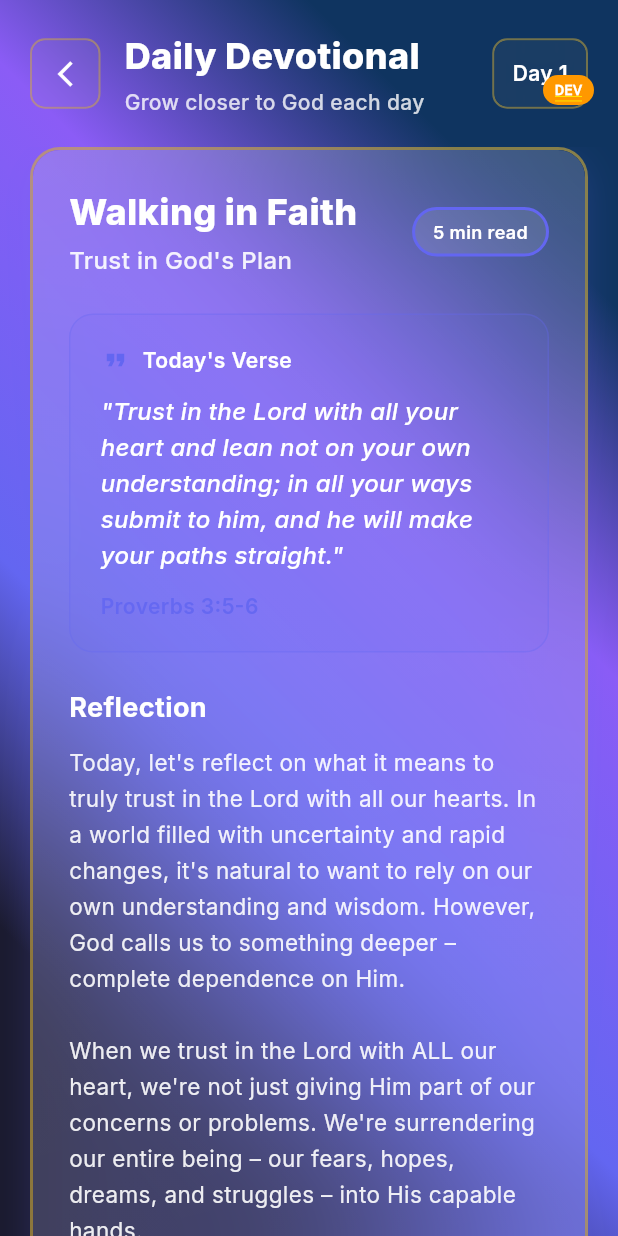
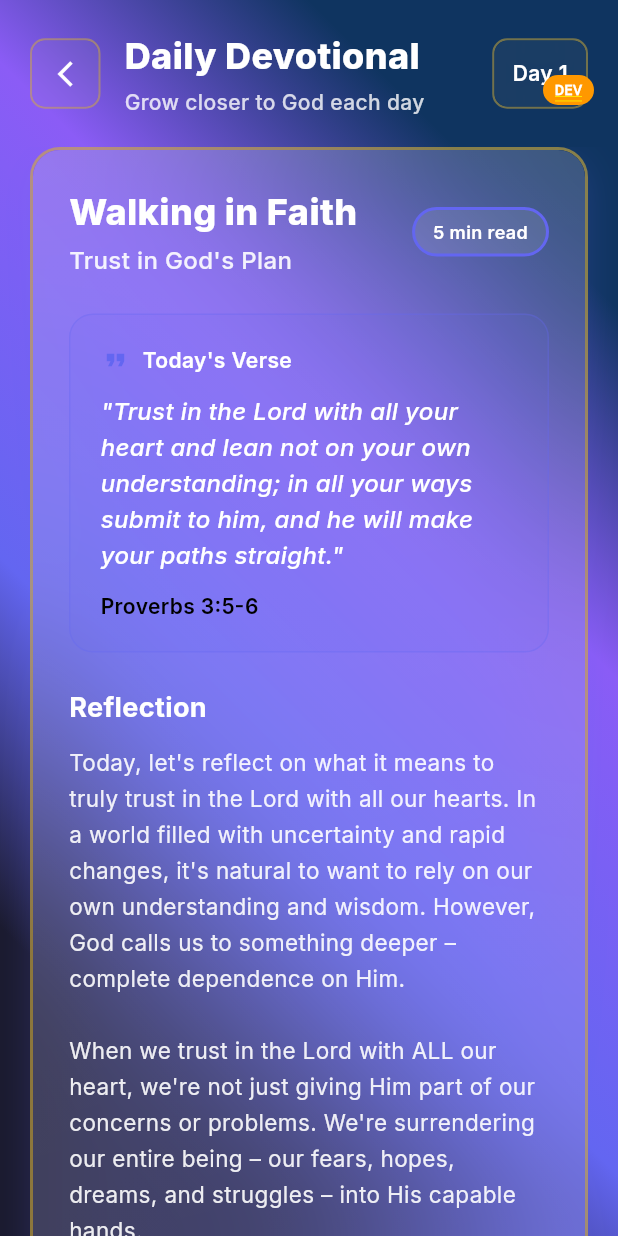
Before and after one commit to elev8tion/edc, a Flutter app: the DevotionalScreen screen opened by its route, on a phone screen of 412 x 824 dp. Run offline on Flutter 3.47's test engine with Material 3 defaults, Android fonts, the phone set to English and light mode, and no system bars; drawn by our look-alikes of flutter_animate; our stand-ins replace connectivity_plus, flutter_local_notifications, flutter_riverpod, flutter_secure_storage, freezed_annotation, google_fonts and 3 more; accounts and stored records are empty; statements that could not run were skipped; project files that could hold a hidden picture were left out.

Commit message:
Fix Bible verse citation visibility in devotional screen
Changed verse reference text color from indigo (primaryColor) to black for better visibility against the purple gradient background.

**Change:**
- devotional_screen.dart line 285-292: Updated verseReference text color from `AppTheme.primaryColor.withValues(alpha: 0.9)` to `Colors.black`

This ensures Bible citations like "Proverbs 3:5-6" are clearly readable on the devotional cards.

🤖 Generated with [Claude Code](https://claude.com/claude-code)

Co-Authored-By: Claude <noreply@anthropic.com>

```diff
--- a/lib/screens/devotional_screen.dart
+++ b/lib/screens/devotional_screen.dart
@@ -284,9 +284,9 @@ Lord, thank You for creating me with purpose. Help me to discover and embrace th
                 const SizedBox(height: 12),
                 Text(
                   devotional.verseReference,
-                  style: TextStyle(
+                  style: const TextStyle(
                     fontSize: 14,
-                    color: AppTheme.primaryColor.withValues(alpha: 0.9),
+                    color: Colors.black,
                     fontWeight: FontWeight.w600,
                   ),
                 ),
```
